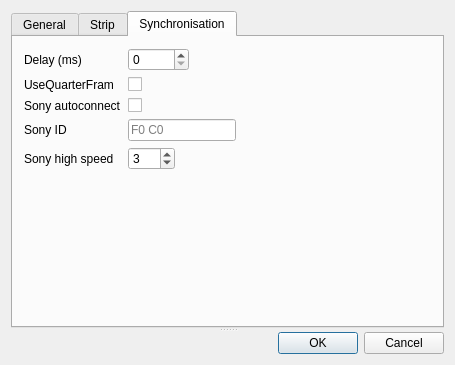
This is app/Joker/PrefPanel.ui in JokerSync/Joker as Qt 5 draws it before an edit. The edited form follows.
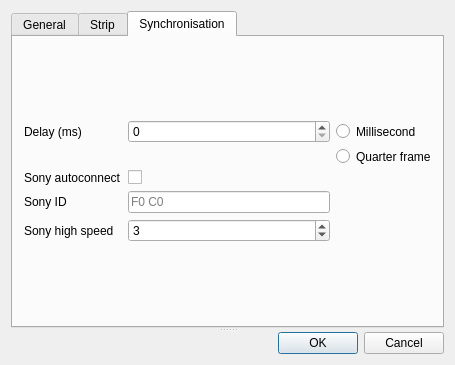
This is the edited form. The open tabs and pages were chosen to show the change.

Commit message: fixing delay radioButton

```diff
--- a/app/Joker/PrefPanel.ui
+++ b/app/Joker/PrefPanel.ui
@@ -238,10 +238,7 @@
        </attribute>
        <layout class="QVBoxLayout" name="verticalLayout_2">
         <item>
-         <layout class="QFormLayout" name="layoutSynchro">
-          <property name="fieldGrowthPolicy">
-           <enum>QFormLayout::FieldsStayAtSizeHint</enum>
-          </property>
+         <layout class="QGridLayout" name="gridLayout">
           <item row="0" column="0">
            <widget class="QLabel" name="lblDelay">
             <property name="text">
@@ -249,66 +246,14 @@
             </property>
            </widget>
           </item>
-          <item row="0" column="1">
-           <widget class="QSpinBox" name="spinBoxDelay">
-            <property name="maximum">
-             <number>10000</number>
-            </property>
-            <property name="singleStep">
-             <number>10</number>
-            </property>
-           </widget>
-          </item>
-          <item row="1" column="0">
-           <widget class="QLabel" name="lblQuarterFram">
-            <property name="text">
-             <string>UseQuarterFram</string>
-            </property>
-           </widget>
-          </item>
-          <item row="1" column="1">
-           <widget class="QCheckBox" name="cBoxQuarterFram">
-            <property name="text">
-             <string/>
-            </property>
-           </widget>
-          </item>
-          <item row="2" column="0">
+          <item row="3" column="0">
            <widget class="QLabel" name="lblSonyAutoconnect">
             <property name="text">
              <string>Sony autoconnect</string>
             </property>
            </widget>
           </item>
-          <item row="2" column="1">
-           <widget class="QCheckBox" name="cBoxSonyAutoconnect">
-            <property name="text">
-             <string/>
-            </property>
-           </widget>
-          </item>
-          <item row="3" column="0">
-           <widget class="QLabel" name="lblSonyID">
-            <property name="text">
-             <string>Sony ID</string>
-            </property>
-           </widget>
-          </item>
-          <item row="3" column="1">
-           <widget class="QLineEdit" name="lineEditSonyID">
-            <property name="placeholderText">
-             <string>F0 C0</string>
-            </property>
-           </widget>
-          </item>
-          <item row="4" column="0">
-           <widget class="QLabel" name="lblSonyHighSpeed">
-            <property name="text">
-             <string>Sony high speed</string>
-            </property>
-           </widget>
-          </item>
-          <item row="4" column="1">
+          <item row="5" column="1">
            <widget class="QSpinBox" name="spinBoxSonyHighSpeed">
             <property name="minimum">
              <number>1</number>
@@ -321,6 +266,72 @@
             </property>
            </widget>
           </item>
+          <item row="5" column="0">
+           <widget class="QLabel" name="lblSonyHighSpeed">
+            <property name="text">
+             <string>Sony high speed</string>
+            </property>
+           </widget>
+          </item>
+          <item row="4" column="0">
+           <widget class="QLabel" name="lblSonyID">
+            <property name="text">
+             <string>Sony ID</string>
+            </property>
+           </widget>
+          </item>
+          <item row="0" column="2">
+           <widget class="QRadioButton" name="radioButtonMS">
+            <property name="text">
+             <string/>
+            </property>
+           </widget>
+          </item>
+          <item row="1" column="2">
+           <widget class="QRadioButton" name="radioButtonQF">
+            <property name="text">
+             <string/>
+            </property>
+           </widget>
+          </item>
+          <item row="0" column="1">
+           <widget class="QSpinBox" name="spinBoxDelay">
+            <property name="maximum">
+             <number>10000</number>
+            </property>
+            <property name="singleStep">
+             <number>10</number>
+            </property>
+           </widget>
+          </item>
+          <item row="4" column="1">
+           <widget class="QLineEdit" name="lineEditSonyID">
+            <property name="placeholderText">
+             <string>F0 C0</string>
+            </property>
+           </widget>
+          </item>
+          <item row="3" column="1">
+           <widget class="QCheckBox" name="cBoxSonyAutoconnect">
+            <property name="text">
+             <string/>
+            </property>
+           </widget>
+          </item>
+          <item row="0" column="3">
+           <widget class="QLabel" name="label">
+            <property name="text">
+             <string>Millisecond</string>
+            </property>
+           </widget>
+          </item>
+          <item row="1" column="3">
+           <widget class="QLabel" name="lblQuarterFram">
+            <property name="text">
+             <string>Quarter frame</string>
+            </property>
+           </widget>
+          </item>
          </layout>
         </item>
        </layout>
```
Left out of the diff: 2 changed lines with no effect on the pictures. The commit also changes 2 other files.
